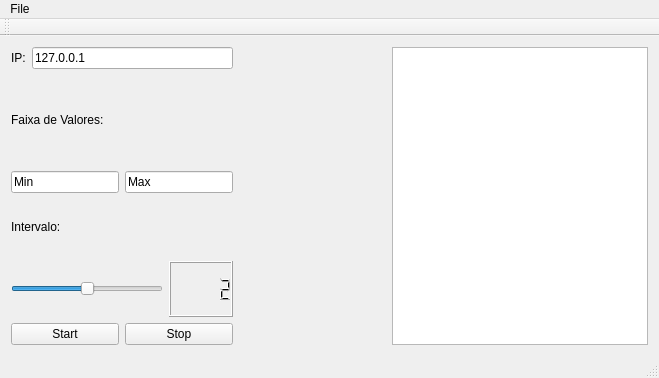
Before: the Qt Designer form mainwindow.ui in rianmartins/DCA0102-FinalProject, drawn with Qt 5.
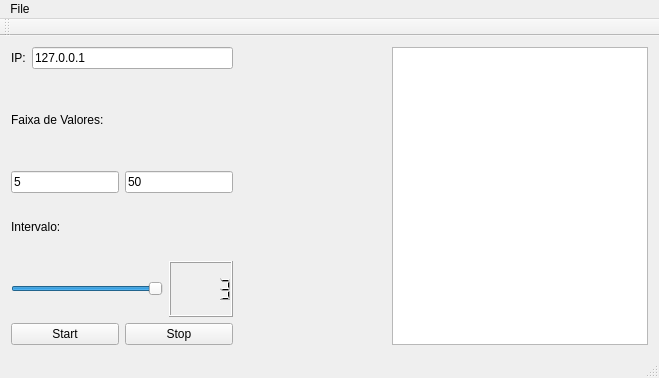
After: the same form once the commit is applied.

Commit message:
Update layout inicial do programa
Atualiza layout inicial do programa produtor de dados, setando valores iniciais que podem ser alterados pelo usuário

What changed in the file:
```diff
--- a/mainwindow.ui
+++ b/mainwindow.ui
@@ -49,14 +49,14 @@
           <item>
            <widget class="QLineEdit" name="lineEditFaixaMin">
             <property name="text">
-             <string>Min</string>
+             <string>5</string>
             </property>
            </widget>
           </item>
           <item>
            <widget class="QLineEdit" name="lineEditFaixaMax">
             <property name="text">
-             <string>Max</string>
+             <string>50</string>
             </property>
            </widget>
           </item>
@@ -87,7 +87,7 @@
              <number>1</number>
             </property>
             <property name="value">
-             <number>2</number>
+             <number>3</number>
             </property>
             <property name="orientation">
              <enum>Qt::Horizontal</enum>
@@ -97,7 +97,7 @@
           <item>
            <widget class="QLCDNumber" name="lcdNumber">
             <property name="intValue" stdset="0">
-             <number>2</number>
+             <number>3</number>
             </property>
            </widget>
           </item>
```
